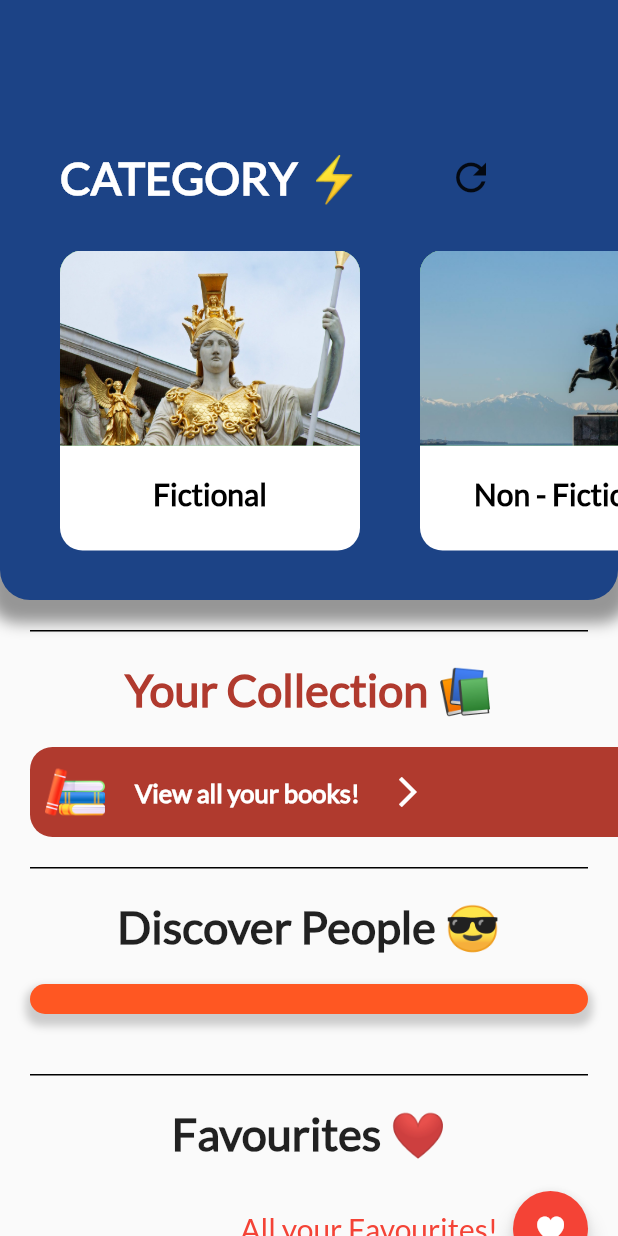
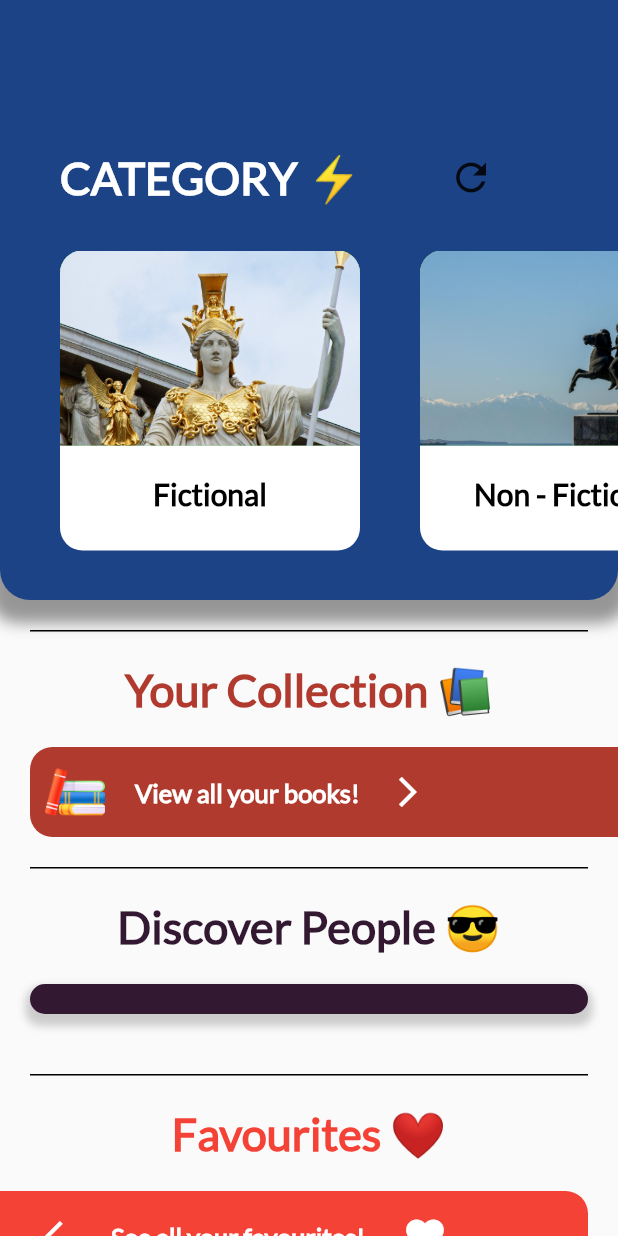
Before and after one commit to KeemoKimo/library_app, a Flutter app: the HomeScreen screen opened by its route, on a phone screen of 412 x 824 dp. Run offline on Flutter 3.47's test engine with Material 2 defaults, Android fonts, the phone set to English and light mode, and no system bars; drawn by our look-alikes of animated_text_kit; our stand-ins replace cloud_firestore, country_picker, file_picker, firebase_auth, firebase_core, firebase_storage and 1 more; accounts and stored records are empty.

Commit message:
Revamped Cateogires Page
All the category page have been cut out of their weird little white container, and also the user's(other) page also get a new dark themed design.

```diff
--- a/lib/HomeScreen.dart
+++ b/lib/HomeScreen.dart
@@ -196,7 +196,7 @@ class _HomeScreenState extends State<HomeScreen> {
       shape: RoundedRectangleBorder(
         borderRadius: BorderRadius.circular(15.0),
       ),
-      elevation: 10,
+      elevation: 15,
       margin: EdgeInsets.all(10),
     );
   }
@@ -821,6 +821,7 @@ class _HomeScreenState extends State<HomeScreen> {
                             style: TextStyle(
                               fontWeight: FontWeight.bold,
                               fontSize: 30,
+                              color: Color(0xFF331832),
                             ),
                           ),
                           StreamBuilder<QuerySnapshot>(
@@ -838,7 +839,7 @@ class _HomeScreenState extends State<HomeScreen> {
                                 padding: EdgeInsets.all(20),
                                 child: Container(
                                   decoration: BoxDecoration(
-                                    color: Colors.deepOrange,
+                                    color: Color(0xFF331832),
                                     borderRadius: BorderRadius.all(
                                       Radius.circular(10.0),
                                     ),
@@ -997,6 +998,7 @@ class _HomeScreenState extends State<HomeScreen> {
                             style: TextStyle(
                               fontWeight: FontWeight.bold,
                               fontSize: 30,
+                              color: Colors.red,
                             ),
                           ),
                           ListView.builder(
@@ -1067,41 +1069,60 @@ class _HomeScreenState extends State<HomeScreen> {
                                     );
                             },
                           ),
-                          Container(
-                            margin: EdgeInsets.only(top: 20, right: 20),
+                          GestureDetector(
+                            onTap: () {
+                              Navigator.push(
+                                context,
+                                MaterialPageRoute(
+                                    builder: (context) => AllFavouritesPage()),
+                              );
+                            },
+                            child: Container(
+                              padding: EdgeInsets.all(10),
+                              margin: EdgeInsets.only(
+                                top: 20,
+                                right: 20,
+                              ),
+                              decoration: BoxDecoration(
+                                color: Colors.red,
+                                borderRadius: BorderRadius.only(
+                                  topRight: Radius.circular(15),
+                                  bottomRight: Radius.circular(15),
+                                ),
+                              ),
                               child: Row(
-                              mainAxisAlignment: MainAxisAlignment.end,
+                                mainAxisAlignment: MainAxisAlignment.start,
                                 children: [
                                   Container(
-                                  margin: EdgeInsets.only(right: 10),
+                                    margin: EdgeInsets.only(left: 20),
+                                    child: Icon(
+                                      Icons.arrow_back_ios,
+                                      color: Colors.white,
+                                    ),
+                                  ),
+                                  Container(
+                                    margin:
+                                        EdgeInsets.only(left: 20, right: 20),
                                     child: Text(
-                                    'All your Favourites!',
+                                      'See all your favourites!',
                                       style: TextStyle(
-                                      color: Colors.red,
-                                      fontSize: 20,
+                                        color: Colors.white,
+                                        fontSize: 17,
+                                        fontWeight: FontWeight.bold,
                                       ),
                                     ),
                                   ),
                                   Container(
-                                  width: 50,
-                                  height: 50,
-                                  child: FittedBox(
-                                    child: FloatingActionButton(
-                                      heroTag: 'btnFavourite',
-                                      onPressed: () {
-                                        Navigator.push(
-                                          context,
-                                          MaterialPageRoute(
-                                              builder: (context) =>
-                                                  AllFavouritesPage()),
-                                        );
-                                      },
-                                      child: Icon(CupertinoIcons.heart_fill),
-                                      backgroundColor: Colors.red,
-                                    ),
+                                    width: 40,
+                                    height: 40,
+                                    child: Icon(
+                                      Icons.favorite,
+                                      size: 30,
+                                      color: Colors.white,
                                     ),
                                   ),
                                 ],
+                              ),
                             ),
                           ),
                           customDivider(),
--- a/lib/categoryPages/biography.dart
+++ b/lib/categoryPages/biography.dart
@@ -216,7 +216,7 @@ class _BiographyPageState extends State<BiographyPage> {
                       customDivider(Colors.white),
                       Container(
                         decoration: BoxDecoration(
-                          color: Colors.white,
+                          color: Color(0xFF484D6D),
                           borderRadius: BorderRadius.only(
                             topLeft: Radius.circular(15),
                             topRight: Radius.circular(15),
--- a/lib/categoryPages/comic.dart
+++ b/lib/categoryPages/comic.dart
@@ -216,7 +216,7 @@ class _ComicPageState extends State<ComicPage> {
                       customDivider(Colors.white),
                       Container(
                         decoration: BoxDecoration(
-                          color: Colors.white,
+                          color: Color(0xFFF05365),
                           borderRadius: BorderRadius.only(
                             topLeft: Radius.circular(15),
                             topRight: Radius.circular(15),
--- a/lib/categoryPages/design.dart
+++ b/lib/categoryPages/design.dart
@@ -149,9 +149,9 @@ class _DesignPageState extends State<DesignPage> {
   @override
   Widget build(BuildContext context) {
     return Scaffold(
-      backgroundColor: Color(0xFF484D6D),
+      backgroundColor: Color(0xFF0D2C54),
       body: Container(
-        color: Color(0xFF484D6D),
+        color: Color(0xFF0D2C54),
         child: SingleChildScrollView(
           scrollDirection: Axis.vertical,
           child: Column(
@@ -216,7 +216,7 @@ class _DesignPageState extends State<DesignPage> {
                       customDivider(Colors.white),
                       Container(
                         decoration: BoxDecoration(
-                          color: Colors.white,
+                          color: Color(0xFF0D2C54),
                           borderRadius: BorderRadius.only(
                             topLeft: Radius.circular(15),
                             topRight: Radius.circular(15),
--- a/lib/categoryPages/fiction.dart
+++ b/lib/categoryPages/fiction.dart
@@ -209,10 +209,10 @@ class _fictionPageState extends State<fictionPage> {
                           ),
                         ),
                       ),
-                      customDivider(Colors.white),
+                      customDivider(Colors.black),
                       Container(
                         decoration: BoxDecoration(
-                          color: Colors.white,
+                          color: Color(0xFF71A7B7),
                           borderRadius: BorderRadius.only(
                             topLeft: Radius.circular(15),
                             topRight: Radius.circular(15),
--- a/lib/categoryPages/historical.dart
+++ b/lib/categoryPages/historical.dart
@@ -210,7 +210,7 @@ class _HistoricalPageState extends State<HistoricalPage> {
                       customDivider(Colors.black),
                       Container(
                         decoration: BoxDecoration(
-                          color: Colors.white,
+                          color: Color(0xFFFCF5C7),
                           borderRadius: BorderRadius.only(
                             topLeft: Radius.circular(15),
                             topRight: Radius.circular(15),
--- a/lib/categoryPages/non_fiction.dart
+++ b/lib/categoryPages/non_fiction.dart
@@ -183,7 +183,7 @@ class _Non_Fiction_PageState extends State<Non_Fiction_Page> {
                         width: double.infinity,
                         height: 300,
                         decoration: BoxDecoration(
-                          color: Colors.red,
+                          color: Color(0xFF203FB4),
                           borderRadius: BorderRadius.only(
                             bottomLeft: Radius.circular(15),
                             bottomRight: Radius.circular(15),
@@ -220,7 +220,7 @@ class _Non_Fiction_PageState extends State<Non_Fiction_Page> {
                       customDivider(Colors.white),
                       Container(
                         decoration: BoxDecoration(
-                          color: Colors.white,
+                          color: Color(0xFF203FB4),
                           borderRadius: BorderRadius.only(
                             topLeft: Radius.circular(15),
                             topRight: Radius.circular(15),
--- a/lib/categoryPages/philosophy.dart
+++ b/lib/categoryPages/philosophy.dart
@@ -207,10 +207,10 @@ class _PhilosophyPageState extends State<PhilosophyPage> {
                           ),
                         ),
                       ),
-                      customDivider(Colors.white),
+                      customDivider(Colors.black),
                       Container(
                         decoration: BoxDecoration(
-                          color: Colors.white,
+                          color: Color(0xFFFCD581),
                           borderRadius: BorderRadius.only(
                             topLeft: Radius.circular(15),
                             topRight: Radius.circular(15),
--- a/lib/categoryPages/sci_fi.dart
+++ b/lib/categoryPages/sci_fi.dart
@@ -216,7 +216,7 @@ class _SciFiPageState extends State<SciFiPage> {
                       customDivider(Colors.white),
                       Container(
                         decoration: BoxDecoration(
-                          color: Colors.white,
+                          color: Color(0xFF2F0601),
                           borderRadius: BorderRadius.only(
                             topLeft: Radius.circular(15),
                             topRight: Radius.circular(15),
```
Also changed, not shown: lib/InfoPages/allBooks.dart (+6 -5 lines), lib/otherUserInfo.dart (+19 -17 lines). Lines whose indentation alone changed are shown as unchanged.
